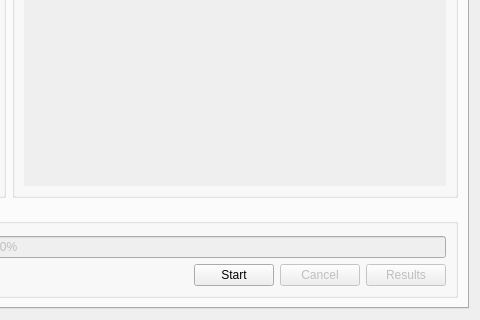
Old version of the form view/ai_training/aitrainingwidget.ui in the repository Joensw/RCAIT; both pictures show x 463 to 943 and y 306 to 626 of the 943 by 626 pixel window.
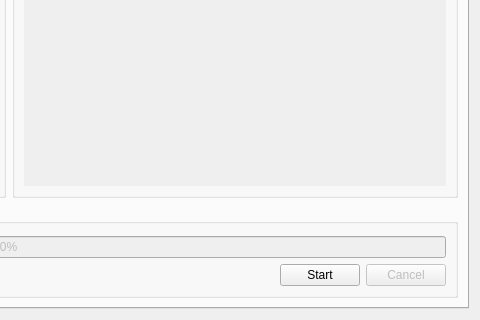
New version of the form. Icons and pictures are not drawn. Custom widgets are drawn as their Qt base class.

Commit message: Results button was deleted because it has no function

```diff
--- a/view/ai_training/aitrainingwidget.ui
+++ b/view/ai_training/aitrainingwidget.ui
@@ -264,16 +264,6 @@
                 </property>
                </widget>
               </item>
-              <item>
-               <widget class="QPushButton" name="resultsButton">
-                <property name="enabled">
-                 <bool>false</bool>
-                </property>
-                <property name="text">
-                 <string>Results</string>
-                </property>
-               </widget>
-              </item>
              </layout>
             </item>
            </layout>
```
